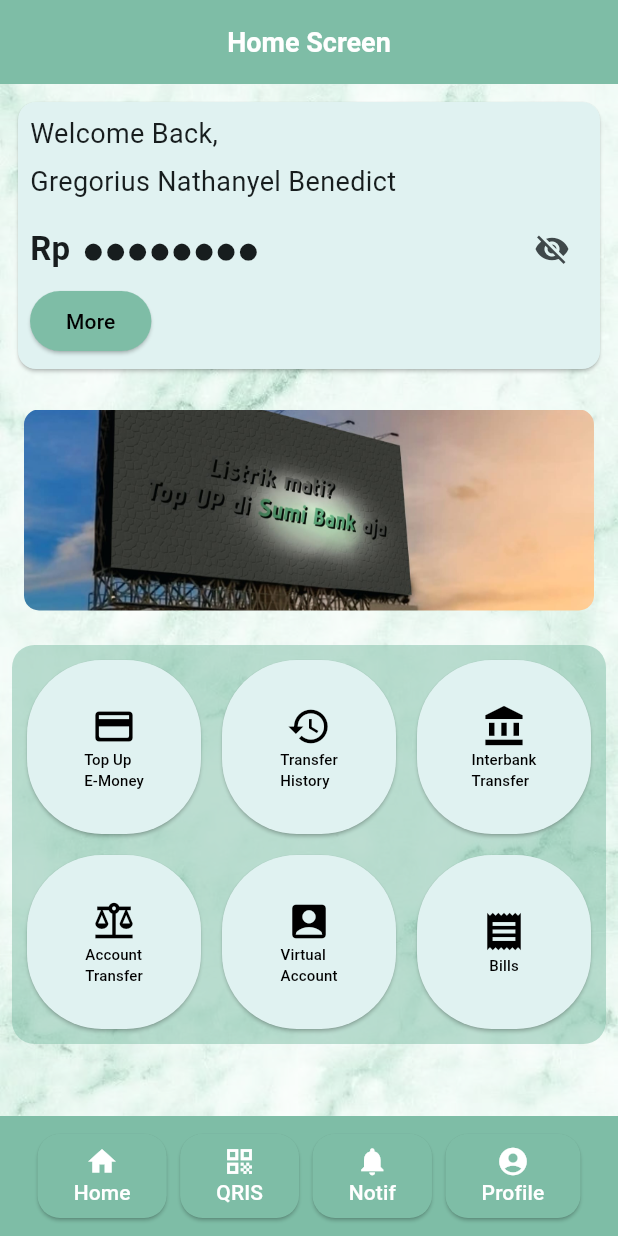
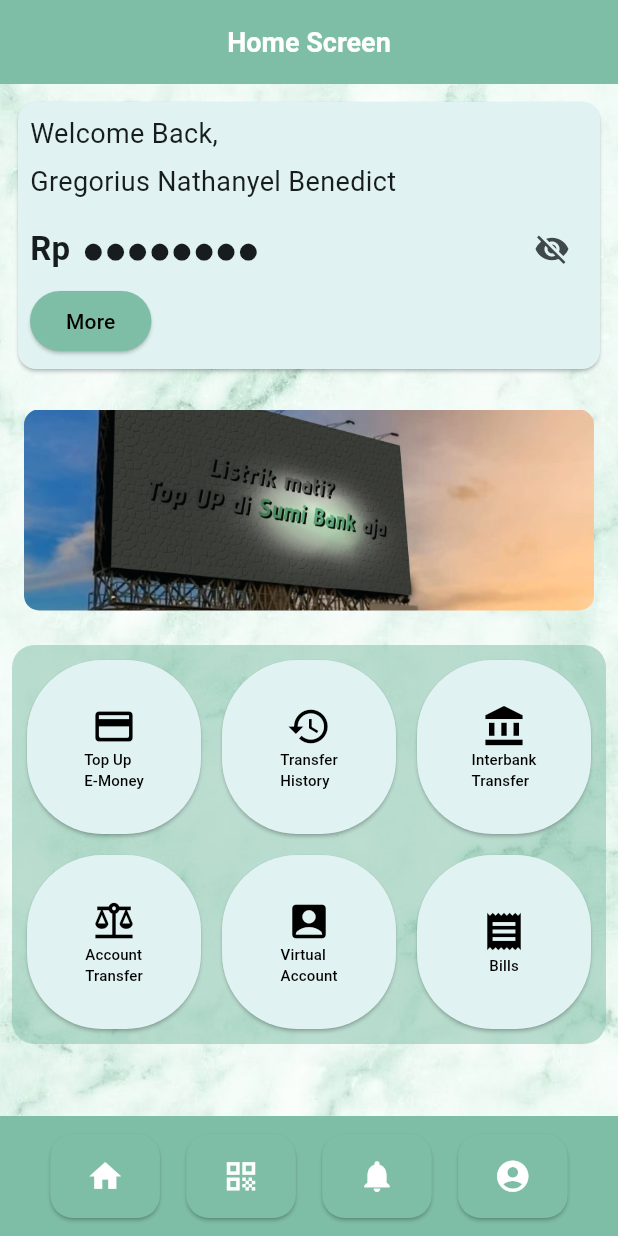
Before and after one commit to iunoz/uts_mobile_banking, a Flutter app: the HomeScreen screen opened directly, on a phone screen of 412 x 824 dp. Run offline on Flutter 3.47's test engine with Material 3 defaults, Android fonts, the phone set to English and light mode, and no system bars; our stand-ins replace animated_splash_screen, font_awesome_flutter, image_picker, lottie, qr_flutter, shared_preferences; missing offline and left inert: qr_code_scanner; accounts and stored records are empty.

Commit message:
bottom navbar hapus text

```diff
--- a/lib/screens/home_screen.dart
+++ b/lib/screens/home_screen.dart
@@ -116,7 +116,7 @@ class HomeScreenState extends State<HomeScreen> {
                           const CustomButton(
                             buttonText: 'More',
                             destination: BalanceScreen(),
-                            color: const Color(0xFF7EBDA6),
+                            color: Color(0xFF7EBDA6),
                             borderRadius: 20,
                           )
                         ],
@@ -149,7 +149,7 @@ class HomeScreenState extends State<HomeScreen> {
                           color: Colors.white.withOpacity(0.1),
                           spreadRadius: 5,
                           blurRadius: 7,
-                          offset: Offset(0, 3), // posisi bayangan
+                          offset: const Offset(0, 3), // posisi bayangan
                         ),
                       ],
                     ),
@@ -239,27 +239,25 @@ class HomeScreenState extends State<HomeScreen> {
             ),
         ],
       ),
-      bottomNavigationBar: BottomAppBar(
+      bottomNavigationBar: const BottomAppBar(
         color: Color(0xFF7EBDA6),
         child: Row(
           mainAxisAlignment: MainAxisAlignment.spaceEvenly,
           children: [
             Flexible(
               child: CustomButton(
-                buttonText: 'Home',
                 destination: HomeScreen(),
                 color: Color(0xFF7EBDA6),
                 icon: Icons.home,
                 textColor: Colors.white,
                 iconColor: Colors.white,
                 usePushReplacement: true,
-                iconSize: 22,
+                iconSize: 25,
                 borderRadius: 15,
               ),
             ),
             Flexible(
               child: CustomButton(
-                buttonText: 'QRIS',
                 destination: QrisScreen(),
                 color: Color(0xFF7EBDA6),
                 icon: Icons.qr_code,
@@ -267,13 +265,12 @@ class HomeScreenState extends State<HomeScreen> {
                 iconColor: Colors.white,
                 usePushReplacement: true,
                 borderRadius: 15,
-                iconSize: 22,
+                iconSize: 25,
                 transitionType: PageTransitionType.slideLeft,
               ),
             ),
             Flexible(
               child: CustomButton(
-                buttonText: 'Notif',
                 destination: NotificationScreen(),
                 color: Color(0xFF7EBDA6),
                 icon: Icons.notifications,
@@ -281,13 +278,12 @@ class HomeScreenState extends State<HomeScreen> {
                 iconColor: Colors.white,
                 usePushReplacement: true,
                 borderRadius: 15,
-                iconSize: 22,
+                iconSize: 25,
                 transitionType: PageTransitionType.slideLeft,
               ),
             ),
             Flexible(
               child: CustomButton(
-                buttonText: 'Profile',
                 destination: ProfileScreen(),
                 color: Color(0xFF7EBDA6),
                 icon: Icons.account_circle_rounded,
@@ -295,7 +291,7 @@ class HomeScreenState extends State<HomeScreen> {
                 iconColor: Colors.white,
                 usePushReplacement: true,
                 borderRadius: 15,
-                iconSize: 22,
+                iconSize: 25,
                 transitionType: PageTransitionType.slideLeft,
               ),
             ),
--- a/lib/screens/notification_screen.dart
+++ b/lib/screens/notification_screen.dart
@@ -95,7 +95,6 @@ class NotificationScreen extends StatelessWidget {
           mainAxisAlignment: MainAxisAlignment.spaceEvenly,
           children: [
             CustomButton(
-              buttonText: 'Home',
               destination: HomeScreen(),
               color: Color(0xFF7EBDA6),
               icon: Icons.home,
@@ -103,11 +102,10 @@ class NotificationScreen extends StatelessWidget {
               iconColor: Colors.white,
               usePushReplacement: true,
               borderRadius: 18,
-              iconSize: 22,
+              iconSize: 25,
               transitionType: PageTransitionType.slideRight,
             ),
             CustomButton(
-              buttonText: 'QRIS',
               destination: QrisScreen(),
               color: Color(0xFF7EBDA6),
               icon: Icons.qr_code,
@@ -115,22 +113,20 @@ class NotificationScreen extends StatelessWidget {
               iconColor: Colors.white,
               usePushReplacement: true,
               borderRadius: 18,
-              iconSize: 22,
+              iconSize: 25,
               transitionType: PageTransitionType.slideRight,
             ),
             CustomButton(
-              buttonText: 'Notif',
               destination: NotificationScreen(),
               color: Color(0xFF7EBDA6),
               icon: Icons.notifications,
               textColor: Colors.white,
               iconColor: Colors.white,
               usePushReplacement: true,
-              iconSize: 22,
+              iconSize: 25,
               borderRadius: 18,
             ),
             CustomButton(
-              buttonText: 'Profile',
               destination: ProfileScreen(),
               color: Color(0xFF7EBDA6),
               icon: Icons.account_circle_rounded,
@@ -138,7 +134,7 @@ class NotificationScreen extends StatelessWidget {
               iconColor: Colors.white,
               usePushReplacement: true,
               borderRadius: 18,
-              iconSize: 22,
+              iconSize: 25,
               transitionType: PageTransitionType.slideLeft,
             ),
           ],
--- a/lib/screens/profile_screen.dart
+++ b/lib/screens/profile_screen.dart
@@ -283,21 +283,19 @@ class _ProfileScreenState extends State<ProfileScreen> {
           children: [
             Flexible(
               child: CustomButton(
-                buttonText: 'Home',
                 destination: HomeScreen(),
                 color: Color(0xFF7EBDA6),
                 icon: Icons.home,
                 textColor: Colors.white,
                 iconColor: Colors.white,
                 usePushReplacement: true,
-                iconSize: 22,
+                iconSize: 25,
                 borderRadius: 15,
                 transitionType: PageTransitionType.slideRight,
               ),
             ),
             Flexible(
               child: CustomButton(
-                buttonText: 'QRIS',
                 destination: QrisScreen(),
                 color: Color(0xFF7EBDA6),
                 icon: Icons.qr_code,
@@ -305,13 +303,12 @@ class _ProfileScreenState extends State<ProfileScreen> {
                 iconColor: Colors.white,
                 usePushReplacement: true,
                 borderRadius: 15,
-                iconSize: 22,
+                iconSize: 25,
                 transitionType: PageTransitionType.slideRight,
               ),
             ),
             Flexible(
               child: CustomButton(
-                buttonText: 'Notif',
                 destination: NotificationScreen(),
                 color: Color(0xFF7EBDA6),
                 icon: Icons.notifications,
@@ -319,13 +316,12 @@ class _ProfileScreenState extends State<ProfileScreen> {
                 iconColor: Colors.white,
                 usePushReplacement: true,
                 borderRadius: 15,
-                iconSize: 22,
+                iconSize: 25,
                 transitionType: PageTransitionType.slideRight,
               ),
             ),
             Flexible(
               child: CustomButton(
-                buttonText: 'Profile',
                 destination: ProfileScreen(),
                 color: Color(0xFF7EBDA6),
                 icon: Icons.account_circle_rounded,
@@ -333,7 +329,7 @@ class _ProfileScreenState extends State<ProfileScreen> {
                 iconColor: Colors.white,
                 usePushReplacement: true,
                 borderRadius: 15,
-                iconSize: 22,
+                iconSize: 25,
                 transitionType: PageTransitionType.slideLeft,
               ),
             ),
--- a/lib/screens/qris_screen.dart
+++ b/lib/screens/qris_screen.dart
@@ -186,7 +186,6 @@ class _QrisScreenState extends State<QrisScreen> {
           mainAxisAlignment: MainAxisAlignment.spaceEvenly,
           children: [
             CustomButton(
-              buttonText: 'Home',
               destination: HomeScreen(),
               color: Color(0xFF7EBDA6),
               icon: Icons.home,
@@ -194,11 +193,10 @@ class _QrisScreenState extends State<QrisScreen> {
               iconColor: Colors.white,
               usePushReplacement: true,
               borderRadius: 18,
-              iconSize: 22,
+              iconSize: 25,
               transitionType: PageTransitionType.slideRight,
             ),
             CustomButton(
-              buttonText: 'QRIS',
               destination: QrisScreen(),
               color: Color(0xFF7EBDA6),
               icon: Icons.qr_code,
@@ -206,10 +204,9 @@ class _QrisScreenState extends State<QrisScreen> {
               iconColor: Colors.white,
               usePushReplacement: true,
               borderRadius: 18,
-              iconSize: 22,
+              iconSize: 25,
             ),
             CustomButton(
-              buttonText: 'Notif',
               destination: NotificationScreen(),
               color: Color(0xFF7EBDA6),
               icon: Icons.notifications,
@@ -217,11 +214,10 @@ class _QrisScreenState extends State<QrisScreen> {
               iconColor: Colors.white,
               usePushReplacement: true,
               borderRadius: 18,
-              iconSize: 22,
+              iconSize: 25,
               transitionType: PageTransitionType.slideLeft,
             ),
             CustomButton(
-              buttonText: 'Profile',
               destination: ProfileScreen(),
               color: Color(0xFF7EBDA6),
               icon: Icons.account_circle_rounded,
@@ -229,7 +225,7 @@ class _QrisScreenState extends State<QrisScreen> {
               iconColor: Colors.white,
               usePushReplacement: true,
               borderRadius: 18,
-              iconSize: 22,
+              iconSize: 25,
               transitionType: PageTransitionType.slideLeft,
             ),
           ],
--- a/lib/widgets/custom_button.dart
+++ b/lib/widgets/custom_button.dart
@@ -2,7 +2,7 @@ import 'package:flutter/material.dart';
 import 'page_transition.dart';
 
 class CustomButton extends StatelessWidget {
-  final String buttonText;
+  final String? buttonText;
   final Widget destination;
   final Color color;
   final IconData? icon; //opsional
@@ -18,7 +18,7 @@ class CustomButton extends StatelessWidget {
   final bool usePushAndRemoveUntil;
 
   const CustomButton({
-    required this.buttonText,
+    this.buttonText,
     required this.destination,
     required this.color,
     this.icon, //opsional
@@ -69,13 +69,14 @@ class CustomButton extends StatelessWidget {
               size: iconSize ?? 30,
               color: iconColor ?? Colors.black,
             ),
-          Text(
-            buttonText,
-            style: TextStyle(
-              fontSize: textSize ?? 14,
-              color: textColor ?? Colors.black,
+          if (buttonText != null)
+            Text(
+              buttonText!,
+              style: TextStyle(
+                fontSize: textSize ?? 14,
+                color: textColor ?? Colors.black,
+              ),
             ),
-          ),
         ],
       ),
     );
```
